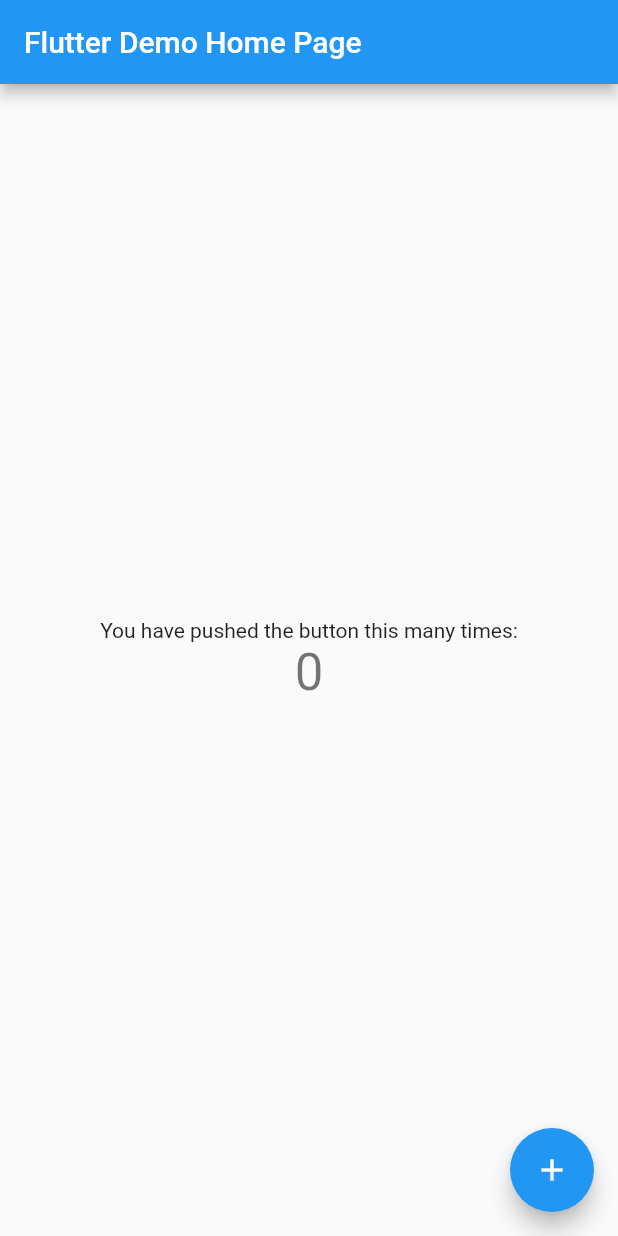
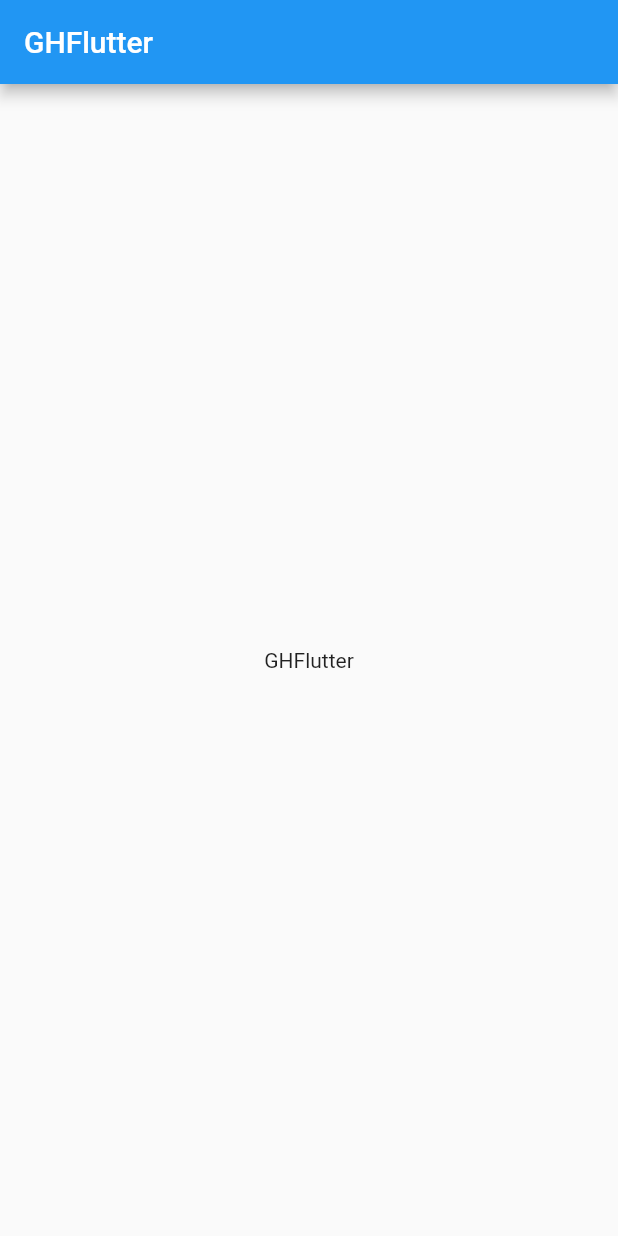
Before and after one commit to saiful-i/GHFlutter, a Flutter app: the screen it shows after launch, on a phone screen of 412 x 824 dp. Run offline on Flutter 3.47's test engine with Material 2 defaults, Android fonts, the phone set to English and light mode, and no system bars.

Commit message:
Editing the Code

```diff
--- a/lib/main.dart
+++ b/lib/main.dart
@@ -1,115 +1,22 @@
 import 'package:flutter/material.dart';
 
-void main() {
-  runApp(const MyApp());
-}
+void main() => runApp(const GHFlutterApp());
 
-class MyApp extends StatelessWidget {
-  const MyApp({super.key});
+class GHFlutterApp extends StatelessWidget {
+  const GHFlutterApp({Key? key}) : super(key: key);
 
-  // This widget is the root of your application.
   @override
   Widget build(BuildContext context) {
     return MaterialApp(
-      title: 'Flutter Demo',
-      theme: ThemeData(
-        // This is the theme of your application.
-        //
-        // Try running your application with "flutter run". You'll see the
-        // application has a blue toolbar. Then, without quitting the app, try
-        // changing the primarySwatch below to Colors.green and then invoke
-        // "hot reload" (press "r" in the console where you ran "flutter run",
-        // or simply save your changes to "hot reload" in a Flutter IDE).
-        // Notice that the counter didn't reset back to zero; the application
-        // is not restarted.
-        primarySwatch: Colors.blue,
-      ),
-      home: const MyHomePage(title: 'Flutter Demo Home Page'),
+      title: 'GHFlutter',
+      home: Scaffold(
+        appBar: AppBar(
+          title: const Text('GHFlutter'),
+        ),
+        body: const Center(
+          child: Text('GHFlutter'),
+        ),
+        ),
     );
   }
 }
-
-class MyHomePage extends StatefulWidget {
-  const MyHomePage({super.key, required this.title});
-
-  // This widget is the home page of your application. It is stateful, meaning
-  // that it has a State object (defined below) that contains fields that affect
-  // how it looks.
-
-  // This class is the configuration for the state. It holds the values (in this
-  // case the title) provided by the parent (in this case the App widget) and
-  // used by the build method of the State. Fields in a Widget subclass are
-  // always marked "final".
-
-  final String title;
-
-  @override
-  State<MyHomePage> createState() => _MyHomePageState();
-}
-
-class _MyHomePageState extends State<MyHomePage> {
-  int _counter = 0;
-
-  void _incrementCounter() {
-    setState(() {
-      // This call to setState tells the Flutter framework that something has
-      // changed in this State, which causes it to rerun the build method below
-      // so that the display can reflect the updated values. If we changed
-      // _counter without calling setState(), then the build method would not be
-      // called again, and so nothing would appear to happen.
-      _counter++;
-    });
-  }
-
-  @override
-  Widget build(BuildContext context) {
-    // This method is rerun every time setState is called, for instance as done
-    // by the _incrementCounter method above.
-    //
-    // The Flutter framework has been optimized to make rerunning build methods
-    // fast, so that you can just rebuild anything that needs updating rather
-    // than having to individually change instances of widgets.
-    return Scaffold(
-      appBar: AppBar(
-        // Here we take the value from the MyHomePage object that was created by
-        // the App.build method, and use it to set our appbar title.
-        title: Text(widget.title),
-      ),
-      body: Center(
-        // Center is a layout widget. It takes a single child and positions it
-        // in the middle of the parent.
-        child: Column(
-          // Column is also a layout widget. It takes a list of children and
-          // arranges them vertically. By default, it sizes itself to fit its
-          // children horizontally, and tries to be as tall as its parent.
-          //
-          // Invoke "debug painting" (press "p" in the console, choose the
-          // "Toggle Debug Paint" action from the Flutter Inspector in Android
-          // Studio, or the "Toggle Debug Paint" command in Visual Studio Code)
-          // to see the wireframe for each widget.
-          //
-          // Column has various properties to control how it sizes itself and
-          // how it positions its children. Here we use mainAxisAlignment to
-          // center the children vertically; the main axis here is the vertical
-          // axis because Columns are vertical (the cross axis would be
-          // horizontal).
-          mainAxisAlignment: MainAxisAlignment.center,
-          children: <Widget>[
-            const Text(
-              'You have pushed the button this many times:',
-            ),
-            Text(
-              '$_counter',
-              style: Theme.of(context).textTheme.headlineMedium,
-            ),
-          ],
-        ),
-      ),
-      floatingActionButton: FloatingActionButton(
-        onPressed: _incrementCounter,
-        tooltip: 'Increment',
-        child: const Icon(Icons.add),
-      ), // This trailing comma makes auto-formatting nicer for build methods.
-    );
-  }
-}
```
